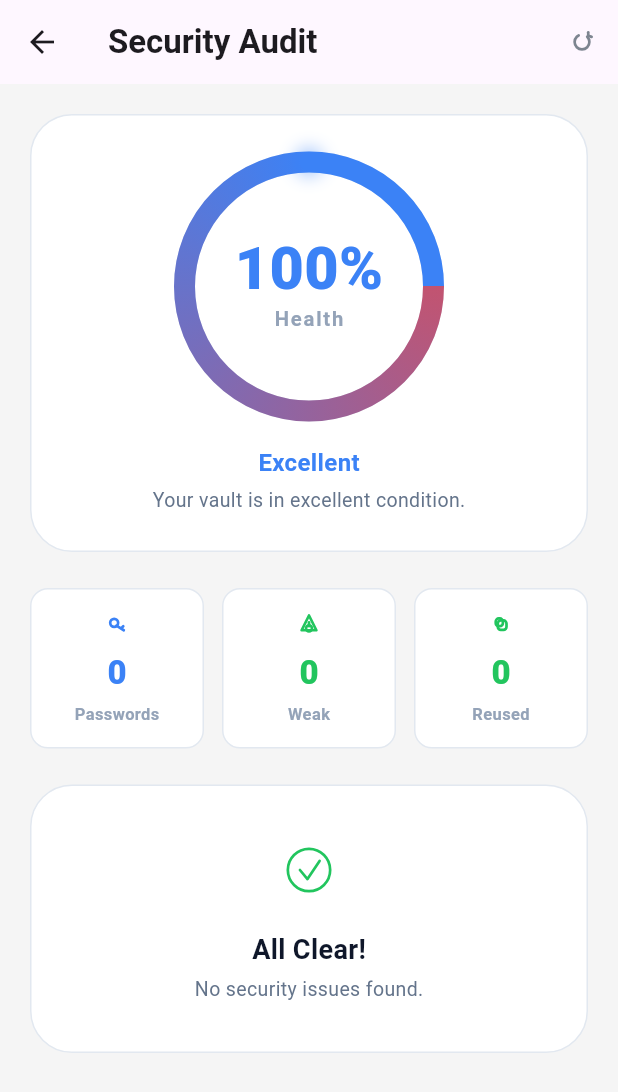
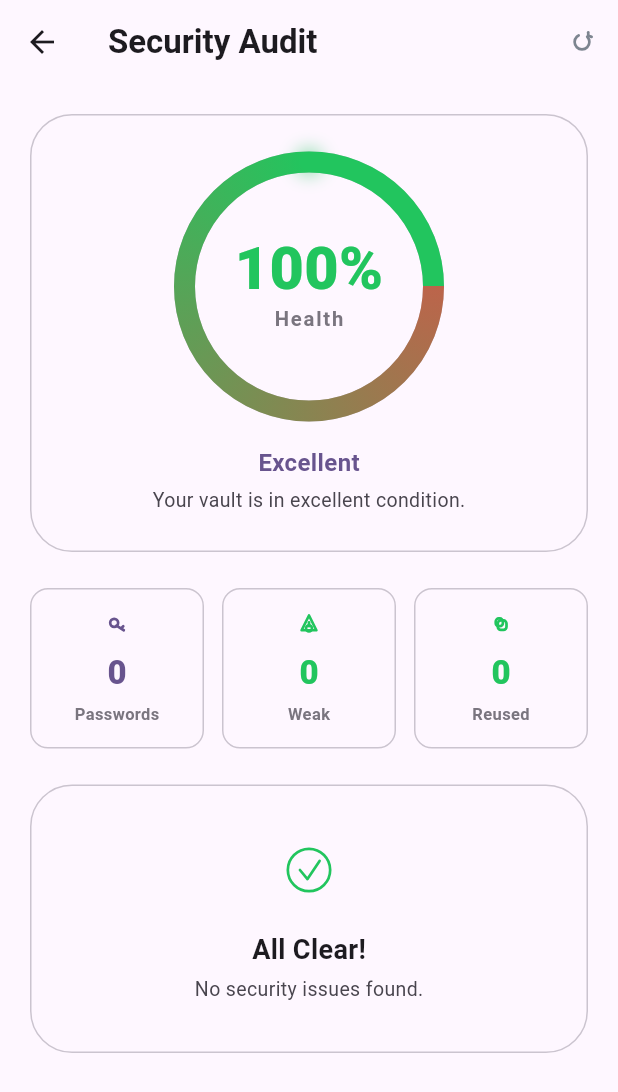
Before and after one commit to 1624318455/NexPass, a Flutter app: the SecurityAuditScreen screen opened directly, on a phone screen of 412 x 824 dp. Shown: the top 1092 px of the screen. Run offline on Flutter 3.47's test engine with Material 3 defaults, Android fonts, the phone set to English and light mode, and no system bars; our stand-ins replace file_picker, flutter_riverpod, flutter_secure_storage, isar, local_auth; missing offline and left inert: cryptography, pointycastle; accounts and stored records are empty; generated files the repository leaves out were written again.

Commit message:
refactor(ui): migrate all screens to Material Design 3 color system
Replace all hardcoded NexTheme.xxx color references with
Theme.of(context).colorScheme equivalents across all screen files.
Migrate .withOpacity() to .withValues(alpha:) for M3 compliance.

Files changed:
- nex_theme.dart: removed deprecated secondaryHeaderColor
- clipboard_overlay.dart: ~25 color replacements to ColorScheme
- health_ring_chart.dart: trackColor parameter, cs.outline for muted
- lock_screen.dart: NexTheme.primary → cs.primary
- main_screen.dart: all surface/text/border colors migrated
- onboarding_screen.dart: .withOpacity() → .withValues(alpha:)
- security_audit_screen.dart: full rewrite with ColorScheme
- settings_screen.dart: section headers, chevron, color dot migrated

Co-Authored-By: Claude Opus 4.7 <noreply@anthropic.com>

```diff
--- a/flutter_app/lib/screens/health_ring_chart.dart
+++ b/flutter_app/lib/screens/health_ring_chart.dart
@@ -76,6 +76,7 @@ class _HealthRingChartState extends State<HealthRingChart>
 
   @override
   Widget build(BuildContext context) {
+    final cs = Theme.of(context).colorScheme;
     return AnimatedBuilder(
       animation: _anim,
       builder: (context, _) {
@@ -87,6 +88,7 @@ class _HealthRingChartState extends State<HealthRingChart>
             painter: _RingPainter(
               progress: current,
               strokeWidth: widget.strokeWidth,
+              trackColor: cs.outlineVariant,
             ),
             child: Center(
               child: Column(
@@ -105,7 +107,7 @@ class _HealthRingChartState extends State<HealthRingChart>
                   Text(
                     widget.label,
                     style: TextStyle(
-                      color: NexTheme.textMuted,
+                      color: cs.outline,
                       fontSize: widget.size * 0.075,
                       fontWeight: FontWeight.w600,
                       letterSpacing: 1.2,
@@ -123,7 +125,7 @@ class _HealthRingChartState extends State<HealthRingChart>
   Color _scoreColor(double value) {
     if (value < 0.35) return NexTheme.danger;
     if (value < 0.6) return NexTheme.warning;
-    return NexTheme.primary;
+    return NexTheme.success;
   }
 }
 
@@ -134,8 +136,9 @@ class _HealthRingChartState extends State<HealthRingChart>
 class _RingPainter extends CustomPainter {
   final double progress; // 0.0 – 1.0
   final double strokeWidth;
+  final Color trackColor;
 
-  _RingPainter({required this.progress, required this.strokeWidth});
+  _RingPainter({required this.progress, required this.strokeWidth, required this.trackColor});
 
   @override
   void paint(Canvas canvas, Size size) {
@@ -144,7 +147,7 @@ class _RingPainter extends CustomPainter {
 
     // ── Background track ─────────────────────────────────────────
     final trackPaint = Paint()
-      ..color = NexTheme.border
+      ..color = trackColor
       ..style = PaintingStyle.stroke
       ..strokeWidth = strokeWidth
       ..strokeCap = StrokeCap.round;
@@ -185,7 +188,7 @@ class _RingPainter extends CustomPainter {
       );
 
       final glowPaint = Paint()
-        ..color = _progressColor(progress).withOpacity(0.5)
+        ..color = _progressColor(progress).withValues(alpha: 0.5)
         ..maskFilter = const MaskFilter.blur(BlurStyle.normal, 6);
       canvas.drawCircle(tipOffset, strokeWidth / 2 + 2, glowPaint);
 
@@ -197,7 +200,7 @@ class _RingPainter extends CustomPainter {
   Color _progressColor(double value) {
     if (value < 0.35) return NexTheme.danger;
     if (value < 0.6) return NexTheme.warning;
-    return NexTheme.primary;
+    return NexTheme.success;
   }
 
   @override
--- a/flutter_app/lib/screens/lock_screen.dart
+++ b/flutter_app/lib/screens/lock_screen.dart
@@ -108,7 +108,7 @@ class _LockScreenState extends ConsumerState<LockScreen> {
             child: Column(
               mainAxisSize: MainAxisSize.min,
               children: [
-                const NexIcon(NexIconType.shield, size: 64, color: NexTheme.primary),
+                NexIcon(NexIconType.shield, size: 64, color: cs.primary),
                 const SizedBox(height: 24),
                 Text(
                   'NexPass',
--- a/flutter_app/lib/screens/onboarding_screen.dart
+++ b/flutter_app/lib/screens/onboarding_screen.dart
@@ -146,7 +146,7 @@ class _OnboardingScreenState extends ConsumerState<OnboardingScreen> {
                     width: i == _page ? 20 : 6,
                     height: 6,
                     decoration: BoxDecoration(
-                      color: i == _page ? cs.primary : cs.outline.withOpacity(0.3),
+                      color: i == _page ? cs.primary : cs.outline.withValues(alpha: 0.3),
                       borderRadius: BorderRadius.circular(3),
                     ),
                   )),
@@ -334,7 +334,7 @@ class _OnboardingScreenState extends ConsumerState<OnboardingScreen> {
                 child: AnimatedContainer(
                   duration: const Duration(milliseconds: 200),
                   decoration: BoxDecoration(
-                    color: color.withOpacity(0.15),
+                    color: color.withValues(alpha: 0.15),
                     borderRadius: BorderRadius.circular(12),
                     border: Border.all(
                       color: isSelected ? color : Colors.transparent,
--- a/flutter_app/lib/screens/security_audit_screen.dart
+++ b/flutter_app/lib/screens/security_audit_screen.dart
@@ -61,8 +61,8 @@ class _SecurityAuditScreenState extends ConsumerState<SecurityAuditScreen> {
   @override
   Widget build(BuildContext context) {
     final S = AppLocalizations.of(context);
+    final cs = Theme.of(context).colorScheme;
     return Scaffold(
-      backgroundColor: NexTheme.background,
       appBar: AppBar(
         title: Text(S.securityAudit, style: const TextStyle(fontWeight: FontWeight.w700)),
         actions: [
@@ -70,85 +70,85 @@ class _SecurityAuditScreenState extends ConsumerState<SecurityAuditScreen> {
             TextButton(
               onPressed: _isFixingAll ? null : _fixAll,
               child: Text(_isFixingAll ? S.fixing : S.fixAll,
-                  style: const TextStyle(color: NexTheme.primary, fontWeight: FontWeight.w600)),
+                  style: TextStyle(color: cs.primary, fontWeight: FontWeight.w600)),
             ),
           IconButton(onPressed: _runAudit, icon: const NexIcon(NexIconType.refresh, size: 18)),
         ],
       ),
       body: _isLoading
-          ? const Center(child: CircularProgressIndicator(color: NexTheme.primary))
+          ? const Center(child: CircularProgressIndicator())
           : _result == null
-              ? Center(child: Text(S.noAuditData, style: const TextStyle(color: NexTheme.textMuted)))
+              ? Center(child: Text(S.noAuditData, style: TextStyle(color: cs.outline)))
               : RefreshIndicator(
                   onRefresh: _runAudit,
                   child: ListView(padding: const EdgeInsets.all(NexTheme.xl), children: [
-                    _healthSection(S),
+                    _healthSection(S, cs),
                     const SizedBox(height: NexTheme.xxl),
-                    _statsRow(S),
+                    _statsRow(S, cs),
                     const SizedBox(height: NexTheme.xxl),
-                    _issuesSection(S),
+                    _issuesSection(S, cs),
                   ]),
                 ),
     );
   }
 
-  Widget _healthSection(S) {
+  Widget _healthSection(S, ColorScheme cs) {
     final score = _result!.healthIndex;
     final label = score >= 0.9 ? S.excellent : score >= 0.8 ? S.good : score >= 0.6 ? S.fair : score >= 0.35 ? S.poor : S.critical;
-    final color = _scoreColor(score);
+    final color = _scoreColor(score, cs);
     final desc = score >= 0.9 ? S.healthExcellent : score >= 0.8 ? S.healthGood : score >= 0.6 ? S.healthFair : score >= 0.35 ? S.healthPoor : S.healthCritical;
     return Container(
       padding: const EdgeInsets.symmetric(vertical: NexTheme.xxl),
-      decoration: BoxDecoration(color: NexTheme.surface, borderRadius: BorderRadius.circular(NexTheme.rXl), border: Border.all(color: NexTheme.border)),
+      decoration: BoxDecoration(color: cs.surface, borderRadius: BorderRadius.circular(NexTheme.rXl), border: Border.all(color: cs.outlineVariant)),
       child: Column(children: [
         HealthRingChart(score: score, size: 180, strokeWidth: 14, label: S.healthLabel),
         const SizedBox(height: NexTheme.lg),
         Text(label, style: TextStyle(color: color, fontSize: 16, fontWeight: FontWeight.w700)),
         const SizedBox(height: NexTheme.xs),
-        Text(desc, style: const TextStyle(color: NexTheme.textSecondary, fontSize: 13)),
+        Text(desc, style: TextStyle(color: cs.onSurfaceVariant, fontSize: 13)),
       ]),
     );
   }
 
-  Widget _statsRow(S) {
+  Widget _statsRow(S, ColorScheme cs) {
     return Row(children: [
-      _statTile(NexIconType.key, '${_result!.totalPasswords}', S.statPasswords, NexTheme.primary),
+      _statTile(NexIconType.key, '${_result!.totalPasswords}', S.statPasswords, cs.primary, cs),
       const SizedBox(width: NexTheme.md),
       _statTile(NexIconType.warning, '${_result!.weakCount}', S.statWeak,
-          _result!.weakCount > 0 ? NexTheme.danger : NexTheme.success),
+          _result!.weakCount > 0 ? NexTheme.danger : NexTheme.success, cs),
       const SizedBox(width: NexTheme.md),
       _statTile(NexIconType.copy, '${_result!.reusedCount}', S.statReused,
-          _result!.reusedCount > 0 ? NexTheme.warning : NexTheme.success),
+          _result!.reusedCount > 0 ? NexTheme.warning : NexTheme.success, cs),
     ]);
   }
 
-  Widget _statTile(NexIconType icon, String value, String label, Color color) {
+  Widget _statTile(NexIconType icon, String value, String label, Color color, ColorScheme cs) {
     return Expanded(
       child: Container(
         padding: const EdgeInsets.symmetric(vertical: 14),
-        decoration: BoxDecoration(color: NexTheme.surface, borderRadius: BorderRadius.circular(NexTheme.rMd), border: Border.all(color: NexTheme.border)),
+        decoration: BoxDecoration(color: cs.surface, borderRadius: BorderRadius.circular(NexTheme.rMd), border: Border.all(color: cs.outlineVariant)),
         child: Column(children: [
           NexIcon(icon, size: 18, color: color),
           const SizedBox(height: NexTheme.sm),
           Text(value, style: TextStyle(color: color, fontSize: 22, fontWeight: FontWeight.w800)),
           const SizedBox(height: NexTheme.xs),
-          Text(label, style: const TextStyle(color: NexTheme.textMuted, fontSize: 11, fontWeight: FontWeight.w600)),
+          Text(label, style: TextStyle(color: cs.outline, fontSize: 11, fontWeight: FontWeight.w600)),
         ]),
       ),
     );
   }
 
-  Widget _issuesSection(S) {
+  Widget _issuesSection(S, ColorScheme cs) {
     if (_result!.issues.isEmpty) {
       return Container(
         padding: const EdgeInsets.all(32),
-        decoration: BoxDecoration(color: NexTheme.surface, borderRadius: BorderRadius.circular(NexTheme.rXl), border: Border.all(color: NexTheme.border)),
+        decoration: BoxDecoration(color: cs.surface, borderRadius: BorderRadius.circular(NexTheme.rXl), border: Border.all(color: cs.outlineVariant)),
         child: Column(children: [
           const NexIcon(NexIconType.check, size: 48, color: NexTheme.success),
           const SizedBox(height: NexTheme.lg),
-          Text(S.allClear, style: const TextStyle(color: NexTheme.textPrimary, fontSize: 18, fontWeight: FontWeight.w700)),
+          Text(S.allClear, style: TextStyle(color: cs.onSurface, fontSize: 18, fontWeight: FontWeight.w700)),
           const SizedBox(height: NexTheme.xs),
-          Text(S.noIssuesFound, style: const TextStyle(color: NexTheme.textSecondary, fontSize: 13)),
+          Text(S.noIssuesFound, style: TextStyle(color: cs.onSurfaceVariant, fontSize: 13)),
         ]),
       );
     }
@@ -156,28 +156,28 @@ class _SecurityAuditScreenState extends ConsumerState<SecurityAuditScreen> {
       crossAxisAlignment: CrossAxisAlignment.start,
       children: [
         Row(children: [
-          Text(S.issuesFound, style: const TextStyle(color: NexTheme.textPrimary, fontSize: 16, fontWeight: FontWeight.w700)),
+          Text(S.issuesFound, style: TextStyle(color: cs.onSurface, fontSize: 16, fontWeight: FontWeight.w700)),
           const SizedBox(width: NexTheme.sm),
           Container(
             padding: const EdgeInsets.symmetric(horizontal: 8, vertical: 2),
-            decoration: BoxDecoration(color: NexTheme.dangerDim, borderRadius: BorderRadius.circular(NexTheme.rSm)),
-            child: Text('${_result!.issues.length}', style: const TextStyle(color: NexTheme.danger, fontSize: 12, fontWeight: FontWeight.w700)),
+            decoration: BoxDecoration(color: cs.errorContainer, borderRadius: BorderRadius.circular(NexTheme.rSm)),
+            child: Text('${_result!.issues.length}', style: TextStyle(color: cs.error, fontSize: 12, fontWeight: FontWeight.w700)),
           ),
         ]),
         const SizedBox(height: NexTheme.md),
-        ..._result!.issues.map((issue) => _issueCard(issue, () => _fixItem(issue), S)),
+        ..._result!.issues.map((issue) => _issueCard(issue, () => _fixItem(issue), S, cs)),
       ],
     );
   }
 
-  Widget _issueCard(AuditIssue issue, VoidCallback onFix, S) {
+  Widget _issueCard(AuditIssue issue, VoidCallback onFix, S, ColorScheme cs) {
     final isCrit = issue.severity == AuditSeverity.critical;
     final color = isCrit ? NexTheme.danger : NexTheme.warning;
-    final dimColor = isCrit ? NexTheme.dangerDim : NexTheme.warningDim;
+    final dimColor = isCrit ? cs.errorContainer : cs.tertiaryContainer;
     return Container(
       margin: const EdgeInsets.only(bottom: NexTheme.md),
       padding: const EdgeInsets.all(NexTheme.md),
-      decoration: BoxDecoration(color: NexTheme.surface, borderRadius: BorderRadius.circular(NexTheme.rMd), border: Border.all(color: color.withOpacity(0.2))),
+      decoration: BoxDecoration(color: cs.surface, borderRadius: BorderRadius.circular(NexTheme.rMd), border: Border.all(color: color.withValues(alpha: 0.2))),
       child: Row(crossAxisAlignment: CrossAxisAlignment.start, children: [
         Container(
           padding: const EdgeInsets.all(6),
@@ -188,7 +188,7 @@ class _SecurityAuditScreenState extends ConsumerState<SecurityAuditScreen> {
         Expanded(
           child: Column(crossAxisAlignment: CrossAxisAlignment.start, children: [
             Row(children: [
-              Expanded(child: Text(issue.item.name, style: const TextStyle(color: NexTheme.textPrimary, fontSize: 13, fontWeight: FontWeight.w600))),
+              Expanded(child: Text(issue.item.name, style: TextStyle(color: cs.onSurface, fontSize: 13, fontWeight: FontWeight.w600))),
               Container(
                 padding: const EdgeInsets.symmetric(horizontal: 6, vertical: 1),
                 decoration: BoxDecoration(color: dimColor, borderRadius: BorderRadius.circular(3)),
@@ -197,23 +197,23 @@ class _SecurityAuditScreenState extends ConsumerState<SecurityAuditScreen> {
               ),
             ]),
             const SizedBox(height: NexTheme.xs),
-            Text(issue.message, style: const TextStyle(color: NexTheme.textSecondary, fontSize: 12, height: 1.4)),
+            Text(issue.message, style: TextStyle(color: cs.onSurfaceVariant, fontSize: 12, height: 1.4)),
             const SizedBox(height: NexTheme.md),
             GestureDetector(
               onTap: onFix,
               child: Container(
                 padding: const EdgeInsets.symmetric(horizontal: 12, vertical: 6),
                 decoration: BoxDecoration(
-                  color: NexTheme.primaryDim,
+                  color: cs.primaryContainer,
                   borderRadius: BorderRadius.circular(NexTheme.rSm),
-                  border: Border.all(color: NexTheme.primary.withOpacity(0.3)),
+                  border: Border.all(color: cs.primary.withValues(alpha: 0.3)),
                 ),
                 child: Row(
                   mainAxisSize: MainAxisSize.min,
                   children: [
-                    const NexIcon(NexIconType.refresh, size: 12, color: NexTheme.primary),
+                    NexIcon(NexIconType.refresh, size: 12, color: cs.primary),
                     const SizedBox(width: 6),
-                    Text(S.generateStrongPassword, style: const TextStyle(color: NexTheme.primary, fontSize: 11, fontWeight: FontWeight.w600)),
+                    Text(S.generateStrongPassword, style: TextStyle(color: cs.primary, fontSize: 11, fontWeight: FontWeight.w600)),
                   ],
                 ),
               ),
@@ -224,9 +224,9 @@ class _SecurityAuditScreenState extends ConsumerState<SecurityAuditScreen> {
     );
   }
 
-  Color _scoreColor(double v) {
+  Color _scoreColor(double v, ColorScheme cs) {
     if (v < 0.35) return NexTheme.danger;
     if (v < 0.6) return NexTheme.warning;
-    return NexTheme.primary;
+    return cs.primary;
   }
 }
--- a/flutter_app/lib/theme/nex_theme.dart
+++ b/flutter_app/lib/theme/nex_theme.dart
@@ -276,10 +276,6 @@ class NexTheme {
       ),
 
       scaffoldBackgroundColor: colorScheme.surface,
-
-      // ── Deprecated but still needed for some widgets ──────────────
-      // ignore: deprecated_member_use
-      secondaryHeaderColor: colorScheme.secondaryContainer,
     );
   }
 
```
Also changed, not shown: flutter_app/lib/screens/clipboard_overlay.dart (+27 -32 lines), flutter_app/lib/screens/main_screen.dart (+19 -16 lines), flutter_app/lib/screens/settings_screen.dart (+13 -13 lines).
